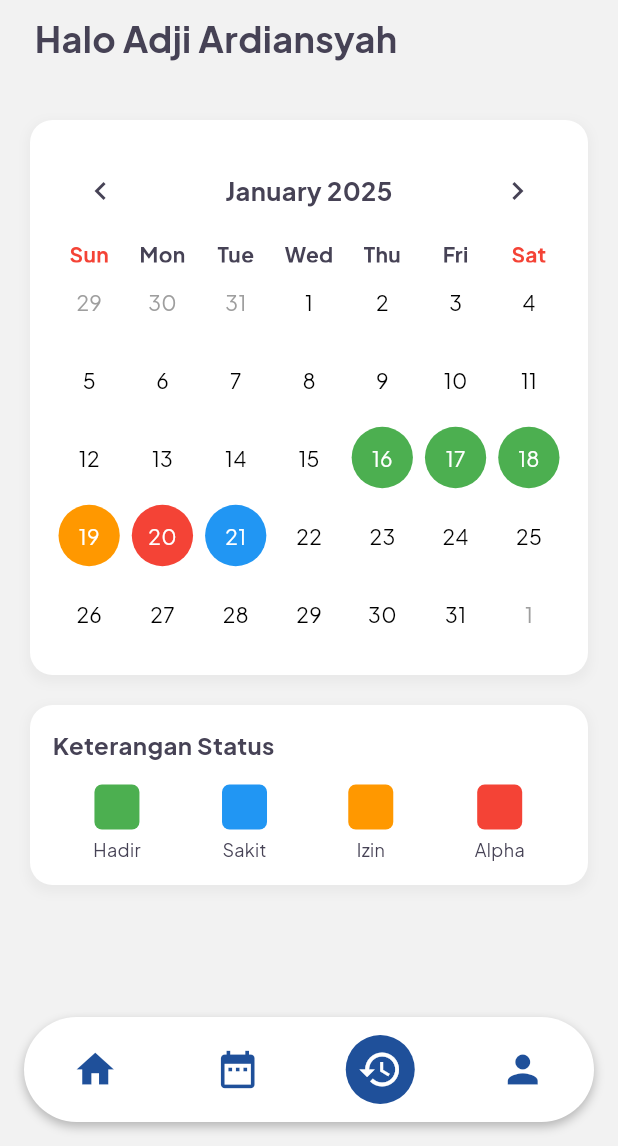
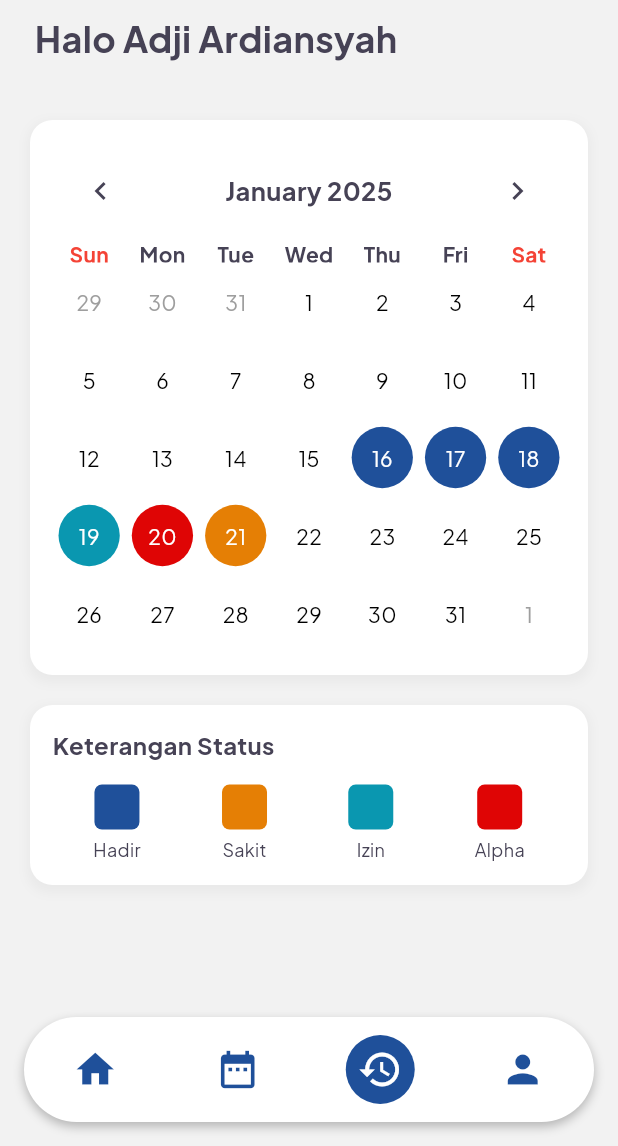
Before and after one commit to whoshann/school-absence-app, a Flutter app: the HistoryScreen screen opened directly, on a phone screen of 412 x 824 dp, the part 90-1236 px from its top. Run offline on Flutter 3.47's test engine with Material 3 defaults, Android fonts, the phone set to English and light mode, and no system bars; drawn by our look-alikes of table_calendar; our stand-ins replace fl_chart, flutter_map, geolocator, get, google_fonts, image_picker and 1 more.

Commit message:
style(history): change indicator status color

```diff
--- a/lib/views/history_screen.dart
+++ b/lib/views/history_screen.dart
@@ -28,10 +28,10 @@ class _HistoryScreenState extends State<HistoryScreen> {
 
   // Warna untuk setiap status
   final Map<String, Color> _statusColors = {
-    'hadir': Colors.green,
-    'sakit': Colors.blue,
-    'izin': Colors.orange,
-    'alpha': Colors.red,
+    'hadir': Color.fromRGBO(31, 80, 154, 1),
+    'sakit': Color.fromRGBO(229, 127, 5, 1),
+    'izin': Color.fromRGBO(10, 151, 176, 1),
+    'alpha': Color.fromRGBO(223, 5, 5, 1),
   };
 
   DateTime get _firstDay => DateTime.now().subtract(Duration(days: 365));
@@ -279,10 +279,10 @@ class _HistoryScreenState extends State<HistoryScreen> {
                       Row(
                         mainAxisAlignment: MainAxisAlignment.spaceAround,
                         children: [
-                          _buildStatusLegend('Hadir', Colors.green),
-                          _buildStatusLegend('Sakit', Colors.blue),
-                          _buildStatusLegend('Izin', Colors.orange),
-                          _buildStatusLegend('Alpha', Colors.red),
+                          _buildStatusLegend('Hadir', Color.fromRGBO(31, 80, 154, 1)),
+                          _buildStatusLegend('Sakit', Color.fromRGBO(229, 127, 5, 1)),
+                          _buildStatusLegend('Izin', Color.fromRGBO(10, 151, 176, 1)),
+                          _buildStatusLegend('Alpha', Color.fromRGBO(223, 5, 5, 1)),
                         ],
                       ),
                     ],
```
